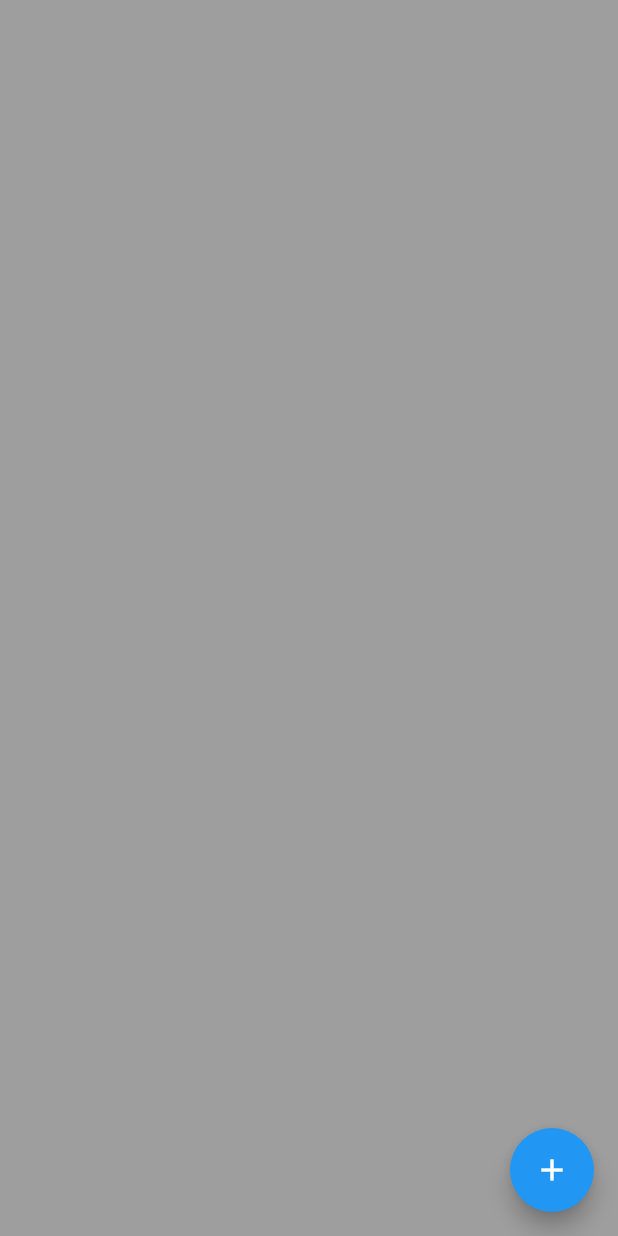
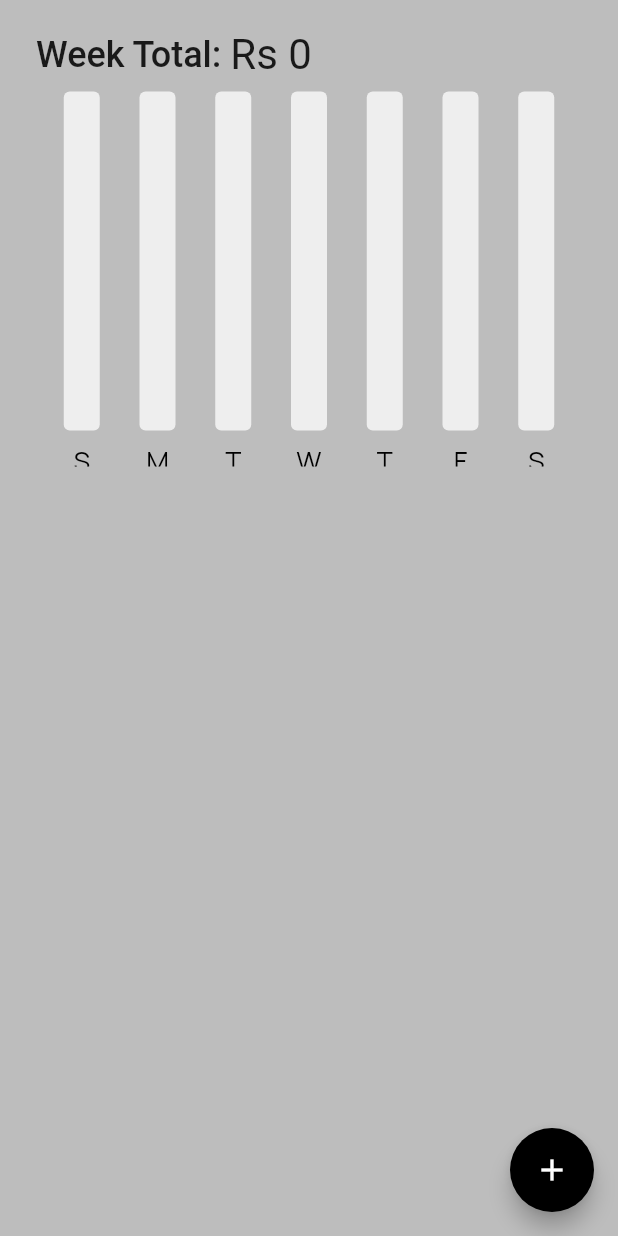
Before and after one commit to pradyumantomar/finance_bloc, a Flutter app: the screen it shows after launch, on a phone screen of 412 x 824 dp. Run offline on Flutter 3.47's test engine with Material 2 defaults, Android fonts, the phone set to English and light mode, and no system bars; drawn by our look-alikes of fl_chart; our stand-ins replace flutter_datetime_picker_plus, flutter_slidable, form_validator, google_fonts, hive_flutter; accounts and stored records are empty.

Commit message:
partial complete

```diff
--- /dev/null
+++ b/lib/bar_graph/bar_data.dart
@@ -0,0 +1,35 @@
+import 'package:finance_app/bar_graph/individual_graph_model.dart';
+
+class BarData {
+  final int sunAmount;
+  final int monAmount;
+  final int tuesAmount;
+  final int wedAmount;
+  final int thrusAmount;
+  final int friAmount;
+  final int satAmount;
+
+  BarData(
+      {required this.sunAmount,
+      required this.monAmount,
+      required this.tuesAmount,
+      required this.wedAmount,
+      required this.thrusAmount,
+      required this.friAmount,
+      required this.satAmount});
+
+  List<IndividualGraph> barData = [];
+
+  //initialize bar data
+  void initializeBarData() {
+    barData = [
+      IndividualGraph(x: 0, y: sunAmount),
+      IndividualGraph(x: 1, y: monAmount),
+      IndividualGraph(x: 2, y: tuesAmount),
+      IndividualGraph(x: 3, y: wedAmount),
+      IndividualGraph(x: 4, y: thrusAmount),
+      IndividualGraph(x: 5, y: friAmount),
+      IndividualGraph(x: 6, y: satAmount),
+    ];
+  }
+}
--- /dev/null
+++ b/lib/bar_graph/bar_graph.dart
@@ -0,0 +1,136 @@
+import 'package:finance_app/bar_graph/bar_data.dart';
+import 'package:fl_chart/fl_chart.dart';
+import 'package:flutter/material.dart';
+import 'package:google_fonts/google_fonts.dart';
+
+class MyBarGraph extends StatelessWidget {
+  final int? maxY;
+  final int sunAmount;
+  final int monAmount;
+  final int tuesAmount;
+  final int wedAmount;
+  final int thrusAmount;
+  final int friAmount;
+  final int satAmount;
+  const MyBarGraph({
+    super.key,
+    required this.maxY,
+    required this.sunAmount,
+    required this.monAmount,
+    required this.tuesAmount,
+    required this.wedAmount,
+    required this.thrusAmount,
+    required this.friAmount,
+    required this.satAmount,
+  });
+
+  @override
+  Widget build(BuildContext context) {
+    // initialize the Bar Data
+    BarData myBarData = BarData(
+        sunAmount: sunAmount,
+        monAmount: monAmount,
+        tuesAmount: tuesAmount,
+        wedAmount: wedAmount,
+        thrusAmount: thrusAmount,
+        friAmount: friAmount,
+        satAmount: satAmount);
+
+    myBarData.initializeBarData();
+
+    return BarChart(BarChartData(
+        titlesData: FlTitlesData(
+          show: true,
+          topTitles: const AxisTitles(
+            sideTitles: SideTitles(showTitles: false),
+          ),
+          leftTitles: const AxisTitles(
+            sideTitles: SideTitles(showTitles: false),
+          ),
+          rightTitles: const AxisTitles(
+            sideTitles: SideTitles(showTitles: false),
+          ),
+          bottomTitles: AxisTitles(
+              sideTitles: SideTitles(
+                  showTitles: true,
+                  getTitlesWidget: bottomTileBar,
+                  reservedSize: 24)),
+        ),
+        maxY: maxY?.toDouble(),
+        minY: 0,
+        gridData: const FlGridData(show: false),
+        borderData: FlBorderData(show: false),
+        barGroups: myBarData.barData
+            .map((data) => BarChartGroupData(x: data.x, barRods: [
+                  BarChartRodData(
+                      width: 24,
+                      borderRadius: BorderRadius.circular(4),
+                      backDrawRodData: BackgroundBarChartRodData(
+                        show: true,
+                        toY: maxY?.toDouble(),
+                        color: Colors.grey[200],
+                      ),
+                      toY: data.y.toDouble(),
+                      color: Colors.grey[800])
+                ]))
+            .toList()));
+  }
+
+  Widget bottomTileBar(double value, TitleMeta meta) {
+    TextStyle styleFont = GoogleFonts.manrope(
+      color: Colors.black,
+      fontSize: 18,
+    );
+    Widget text;
+
+    switch (value.toInt()) {
+      case 0:
+        text = Text(
+          'S',
+          style: styleFont,
+        );
+        break;
+      case 1:
+        text = Text(
+          'M',
+          style: styleFont,
+        );
+        break;
+      case 2:
+        text = Text(
+          'T',
+          style: styleFont,
+        );
+        break;
+      case 3:
+        text = Text(
+          'W',
+          style: styleFont,
+        );
+        break;
+      case 4:
+        text = Text(
+          'T',
+          style: styleFont,
+        );
+        break;
+      case 5:
+        text = Text(
+          'F',
+          style: styleFont,
+        );
+        break;
+      case 6:
+        text = Text(
+          'S',
+          style: styleFont,
+        );
+        break;
+      default:
+        text = Text('', style: styleFont);
+    }
+
+    return Expanded(
+        child: SideTitleWidget(axisSide: meta.axisSide, child: text));
+  }
+}
--- /dev/null
+++ b/lib/bar_graph/individual_graph_model.dart
@@ -0,0 +1,6 @@
+class IndividualGraph {
+  final int x;
+  final int y;
+
+  IndividualGraph({required this.x, required this.y});
+}
--- /dev/null
+++ b/lib/components/expense_summary.dart
@@ -0,0 +1,133 @@
+import 'package:finance_app/bar_graph/bar_graph.dart';
+import 'package:finance_app/data/expense_data.dart';
+import 'package:finance_app/dateTime/date_time_helper.dart';
+import 'package:flutter/material.dart';
+import 'package:google_fonts/google_fonts.dart';
+import 'package:provider/provider.dart';
+
+class ExpenseSummary extends StatelessWidget {
+  final DateTime startOfWeek;
+
+  const ExpenseSummary({super.key, required this.startOfWeek});
+
+  @override
+  Widget build(BuildContext context) {
+    //get yyyymdd for each  day of this week
+    String sunday =
+        convertDateTimeToString(startOfWeek.add(const Duration(days: 0)));
+    String monday =
+        convertDateTimeToString(startOfWeek.add(const Duration(days: 1)));
+    String tuesday =
+        convertDateTimeToString(startOfWeek.add(const Duration(days: 2)));
+    String wednesday =
+        convertDateTimeToString(startOfWeek.add(const Duration(days: 3)));
+    String thrusday =
+        convertDateTimeToString(startOfWeek.add(const Duration(days: 4)));
+    String friday =
+        convertDateTimeToString(startOfWeek.add(const Duration(days: 5)));
+    String saturday =
+        convertDateTimeToString(startOfWeek.add(const Duration(days: 6)));
+
+    //calculate the max amount in bar graph
+    int calculateMax(
+        ExpenseData value,
+        String sunday,
+        String monday,
+        String tuesday,
+        String wednesday,
+        String thrusday,
+        String friday,
+        String saturday) {
+      double? max = 100.0;
+
+      List<double> values = [
+        value.calculateDailyExpenseSummary()[sunday]?.toDouble() ?? 0,
+        value.calculateDailyExpenseSummary()[monday]?.toDouble() ?? 0,
+        value.calculateDailyExpenseSummary()[tuesday]?.toDouble() ?? 0,
+        value.calculateDailyExpenseSummary()[wednesday]?.toDouble() ?? 0,
+        value.calculateDailyExpenseSummary()[thrusday]?.toDouble() ?? 0,
+        value.calculateDailyExpenseSummary()[friday]?.toDouble() ?? 0,
+        value.calculateDailyExpenseSummary()[saturday]?.toDouble() ?? 0,
+      ];
+
+      //sort array
+      values.sort();
+
+      //maximum array value
+      max = values.last * 1.2;
+
+      int maxLimit = (max == 0 ? 100 : max.toInt());
+      return maxLimit;
+    }
+
+    int calculateWeekTotal(
+        ExpenseData value,
+        String sunday,
+        String monday,
+        String tuesday,
+        String wednesday,
+        String thrusday,
+        String friday,
+        String saturday) {
+      List<double> values = [
+        value.calculateDailyExpenseSummary()[sunday]?.toDouble() ?? 0,
+        value.calculateDailyExpenseSummary()[monday]?.toDouble() ?? 0,
+        value.calculateDailyExpenseSummary()[tuesday]?.toDouble() ?? 0,
+        value.calculateDailyExpenseSummary()[wednesday]?.toDouble() ?? 0,
+        value.calculateDailyExpenseSummary()[thrusday]?.toDouble() ?? 0,
+        value.calculateDailyExpenseSummary()[friday]?.toDouble() ?? 0,
+        value.calculateDailyExpenseSummary()[saturday]?.toDouble() ?? 0,
+      ];
+
+      //sort array
+      int totalamount = 0;
+      for (var element in values) {
+        totalamount += element.toInt();
+      }
+      return totalamount;
+    }
+
+    return Consumer<ExpenseData>(
+        builder: (ctx, value, child) => Column(
+              children: [
+                Padding(
+                  padding: const EdgeInsets.all(8.0),
+                  child: Row(
+                    children: [
+                      Text(
+                        'Week Total: ',
+                        style: GoogleFonts.aBeeZee(
+                            fontWeight: FontWeight.w500, fontSize: 24),
+                      ),
+                      Text(
+                        'Rs ${calculateWeekTotal(value, sunday, monday, tuesday, wednesday, thrusday, friday, saturday)}',
+                        style: GoogleFonts.aBeeZee(
+                            fontWeight: FontWeight.w400, fontSize: 28),
+                      )
+                    ],
+                  ),
+                ),
+                SizedBox(
+                  height: 250,
+                  child: MyBarGraph(
+                      maxY: calculateMax(value, sunday, monday, tuesday,
+                          wednesday, thrusday, friday, saturday),
+                      sunAmount:
+                          value.calculateDailyExpenseSummary()[sunday] ?? 0,
+                      monAmount:
+                          value.calculateDailyExpenseSummary()[monday] ?? 0,
+                      tuesAmount:
+                          value.calculateDailyExpenseSummary()[tuesday] ?? 0,
+                      wedAmount:
+                          value.calculateDailyExpenseSummary()[wednesday] ?? 0,
+                      thrusAmount:
+                          value.calculateDailyExpenseSummary()[thrusday] ?? 0,
+                      friAmount:
+                          value.calculateDailyExpenseSummary()[friday] ?? 0,
+                      satAmount:
+                          value.calculateDailyExpenseSummary()[saturday] ?? 0),
+                ),
+              ],
+            ));
+  }
+}
--- /dev/null
+++ b/lib/data/hive_data.dart
@@ -0,0 +1,43 @@
+import 'package:finance_app/models/expense_item.dart';
+import 'package:hive_flutter/hive_flutter.dart';
+
+class HiveDataBase {
+  //reference the box
+  final _myBox = Hive.box('local_db');
+
+  //add list
+  void saveExpenseData(List<ExpenseItem> allExpense) {
+    //storing list in list<list<dynamic>>>
+    List<List<dynamic>> allExpensesFormatted = [];
+
+    for (var expenses in allExpense) {
+      List<dynamic> expenseFormatted = [
+        expenses.expenseDescription,
+        expenses.expenseAmount,
+        expenses.expenseDate
+      ];
+
+      allExpensesFormatted.add(expenseFormatted);
+    }
+
+    _myBox.put('all_expenses', allExpensesFormatted);
+  }
+
+  List<ExpenseItem> readData() {
+    List<dynamic> savedExpenses = _myBox.get('all_expenses') ?? [];
+    //convert in all form
+    List<ExpenseItem> allExpenses = [];
+    for (var element in savedExpenses) {
+      String description = element[0];
+      int amount = element[1];
+      DateTime dateTime = element[2];
+
+      ExpenseItem expenses = ExpenseItem(
+          expenseAmount: amount,
+          expenseDate: dateTime,
+          expenseDescription: description);
+      allExpenses.add(expenses);
+    }
+    return allExpenses;
+  }
+}
--- a/lib/main.dart
+++ b/lib/main.dart
@@ -1,7 +1,13 @@
+import 'package:finance_app/data/expense_data.dart';
 import 'package:finance_app/pages/home_page.dart';
 import 'package:flutter/material.dart';
 
-void main() {
+import 'package:hive_flutter/hive_flutter.dart';
+import 'package:provider/provider.dart';
+
+void main() async {
+  await Hive.initFlutter();
+  await Hive.openBox('local_db');
   runApp(const MyApp());
 }
 
@@ -10,9 +16,14 @@ class MyApp extends StatelessWidget {
 
   @override
   Widget build(BuildContext context) {
-    return const MaterialApp(
-      debugShowCheckedModeBanner: false,
-      home: HomePage(),
+    return ChangeNotifierProvider(
+      create: (context) => ExpenseData(),
+      child: MaterialApp(
+        theme: ThemeData(primaryColor: Colors.blueGrey),
+        themeMode: ThemeMode.dark,
+        debugShowCheckedModeBanner: false,
+        home: const HomePage(),
+      ),
     );
   }
 }
--- a/lib/models/expense_item.dart
+++ b/lib/models/expense_item.dart
@@ -1,5 +1,3 @@
-import 'package:flutter/material.dart';
-
 class ExpenseItem {
   final String expenseDescription;
   final DateTime expenseDate;
--- a/lib/pages/home_page.dart
+++ b/lib/pages/home_page.dart
@@ -1,6 +1,14 @@
+import 'package:finance_app/components/expense_summary.dart';
+import 'package:finance_app/components/expense_tile.dart';
+import 'package:finance_app/data/expense_data.dart';
+import 'package:finance_app/models/expense_item.dart';
 import 'package:flutter/material.dart';
 import 'package:flutter_datetime_picker_plus/flutter_datetime_picker_plus.dart';
-import 'package:flutter_picker/flutter_picker.dart';
+import 'package:form_validator/form_validator.dart';
+import 'package:google_fonts/google_fonts.dart';
+import 'package:intl/intl.dart';
+
+import 'package:provider/provider.dart';
 
 class HomePage extends StatefulWidget {
   const HomePage({super.key});
@@ -17,9 +25,13 @@ class _HomePageState extends State<HomePage> {
 
   @override
   void initState() {
+    super.initState();
     amountController = TextEditingController();
     descriptionController = TextEditingController();
-    super.initState();
+    dateValue = DateTime.now();
+
+    //prepare data on startup
+    Provider.of<ExpenseData>(context, listen: false).prepareData();
   }
 
   @override
@@ -37,28 +49,45 @@ class _HomePageState extends State<HomePage> {
                 key: _globalKey,
                 child: Column(
                   mainAxisSize: MainAxisSize.min,
+                  mainAxisAlignment: MainAxisAlignment.center,
                   children: [
                     TextFormField(
+                      keyboardType: TextInputType.number,
+                      validator: ValidationBuilder(
+                              options: ValidationBuilder.globalOptions)
+                          .maxLength(5)
+                          .minLength(1)
+                          .regExp(RegExp('[0-9]'), 'only Number')
+                          .build(),
                       controller: amountController,
                       decoration: const InputDecoration(
+                          hintText: 'Enter Amount',
                           contentPadding: EdgeInsets.all(4)),
                     ),
                     TextFormField(
+                      keyboardType: TextInputType.text,
+                      validator: ValidationBuilder()
+                          .maxLength(30)
+                          .minLength(3)
+                          .regExp(
+                              RegExp('[a-zA-Z0-9]'), 'only String or Number')
+                          .build(),
                       controller: descriptionController,
+                      decoration: const InputDecoration(
+                          hintText: 'Enter Description',
+                          contentPadding: EdgeInsets.all(4)),
                     ),
                     Padding(
-                      padding: const EdgeInsets.all(4.0),
+                      padding: const EdgeInsets.symmetric(vertical: 16),
                       child: InkWell(
                         child: (dateValue != null)
-                            ? Text(dateValue.toString())
+                            ? Text(DateFormat.yMMMEd().format(dateValue!))
                             : const Text('Select Date'),
                         onTap: () => DatePicker.showDatePicker(context,
                             showTitleActions: true,
                             currentTime: DateTime.now(),
                             minTime: DateTime(2023), onConfirm: (date) {
-                          setState(() {
-                            dateValue = date;
-                          });
+                          dateValue = date;
                         }, maxTime: DateTime.now()),
                       ),
                     ),
@@ -68,24 +97,99 @@ class _HomePageState extends State<HomePage> {
               actions: [
                 MaterialButton(
                   onPressed: saveAction,
-                  child: Text('Save'),
+                  child: Text(
+                    'Save',
+                    style: GoogleFonts.aBeeZee(fontSize: 20),
+                  ),
                 ),
                 MaterialButton(
                   onPressed: cancelAction,
-                  child: Text('Cancel'),
+                  child: Text(
+                    'Cancel',
+                    style: GoogleFonts.aBeeZee(fontSize: 20),
+                  ),
                 ),
               ],
             ));
-    setState(() {});
+  }
+
+  void saveAction() {
+    if (_globalKey.currentState?.validate() == false) {
+      return;
+    }
+
+    ExpenseItem newExpense = ExpenseItem(
+        expenseAmount: int.parse(amountController!.value.text),
+        expenseDate: dateValue!,
+        expenseDescription: descriptionController!.text);
+
+    Provider.of<ExpenseData>(context, listen: false).addNewExpense(newExpense);
+    Navigator.of(context).pop();
+    clearController();
+  }
+
+  void cancelAction() {
+    Navigator.of(context).pop();
+    clearController();
+  }
+
+  void clearController() {
+    amountController?.clear();
+    descriptionController?.clear();
+    dateValue = DateTime.now();
+  }
+
+  void deleteExpense(ExpenseItem expenseItem) {
+    Provider.of<ExpenseData>(context, listen: false).removeExpense(expenseItem);
   }
 
   @override
   Widget build(BuildContext context) {
-    return Scaffold(
-      backgroundColor: Colors.grey,
-      floatingActionButton: FloatingActionButton(
-        onPressed: addNewExpense,
-        child: const Icon(Icons.add),
+    return Consumer<ExpenseData>(
+      builder: (ctx, value, child) => Scaffold(
+        backgroundColor: Colors.grey[400],
+        floatingActionButton: FloatingActionButton(
+          backgroundColor: Colors.black,
+          onPressed: addNewExpense,
+          child: const Icon(Icons.add),
+        ),
+        body: SafeArea(
+          child: Padding(
+            padding: const EdgeInsets.symmetric(horizontal: 16, vertical: 12),
+            child: ListView(
+              children: [
+                Container(
+                  height: 300,
+                  alignment: Alignment.center,
+                  child: ExpenseSummary(
+                    startOfWeek: value.startOfWeekDate(),
+                  ),
+                ),
+                const SizedBox(
+                  height: 20,
+                ),
+                ListView.builder(
+                    shrinkWrap: true,
+                    physics: const NeverScrollableScrollPhysics(),
+                    itemCount: value.getAllExpenseList().length,
+                    itemBuilder: (context, index) {
+                      return ExpenseTile(
+                          deleteTapped: (context) =>
+                              deleteExpense(value.getAllExpenseList()[index]),
+                          expenseTitle: value
+                              .getAllExpenseList()[index]
+                              .expenseDescription,
+                          expenseAmount: value
+                              .getAllExpenseList()[index]
+                              .expenseAmount
+                              .toString(),
+                          expenseDateValue:
+                              value.getAllExpenseList()[index].expenseDate);
+                    }),
+              ],
+            ),
+          ),
+        ),
       ),
     );
   }
```
Also changed, not shown: lib/components/expense_tile.dart (added, +46 -0 lines), lib/data/expense_data.dart (+15 -1 lines), pubspec.yaml (+8 -0 lines), pubspec.lock, 1 other file.
